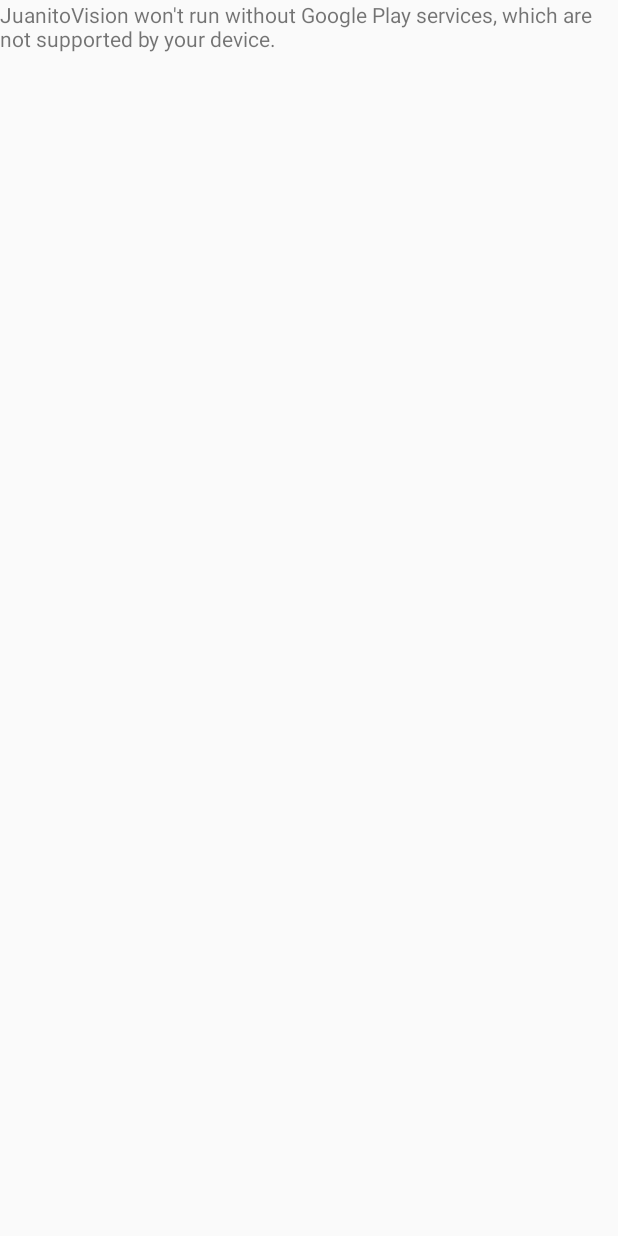
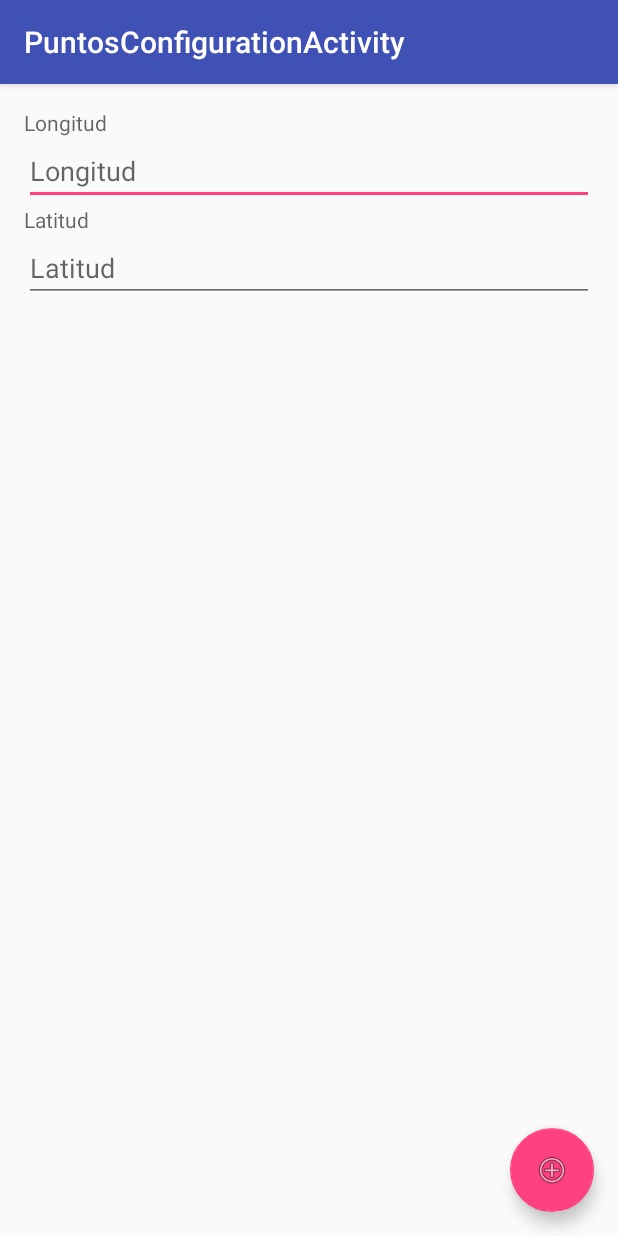
Before and after one commit to MariouzAl/JuanitoVision, an Android app: the screen it shows after launch (MapsActivity before the commit, PuntosConfigurationActivity after it), on a phone screen of 412 x 824 dp. Run offline under Robolectric (Android 15) with nearby library versions, the phone set to English and light mode, and no system bars.

Commit message:
FEATURE:  Punto activity Agregado

```diff
--- a/app/build.gradle
+++ b/app/build.gradle
@@ -24,4 +24,5 @@ dependencies {
     testCompile 'junit:junit:4.12'
     compile 'com.android.support:appcompat-v7:22.2.1'
     compile 'com.google.android.gms:play-services:6.5.87'
+    compile 'com.android.support:design:22.2.1'
 }
--- a/app/src/main/AndroidManifest.xml
+++ b/app/src/main/AndroidManifest.xml
@@ -7,8 +7,8 @@
          Google Maps Android API v2, but you must specify either coarse or fine
          location permissions for the 'MyLocation' functionality.
     -->
-    <uses-permission android:name="android.permission.ACCESS_NETWORK_STATE"/>
-    <uses-permission android:name="android.permission.INTERNET"/>
+    <uses-permission android:name="android.permission.ACCESS_NETWORK_STATE" />
+    <uses-permission android:name="android.permission.INTERNET" />
     <uses-permission android:name="android.permission.WRITE_EXTERNAL_STORAGE" />
     <uses-permission android:name="android.permission.ACCESS_FINE_LOCATION" />
 
@@ -34,11 +34,18 @@
         <activity
             android:name=".MapsActivity"
             android:label="@string/title_activity_maps">
+
+        </activity>
+        <activity
+            android:name=".PuntosConfigurationActivity"
+            android:label="@string/title_activity_puntos_configuration"
+            android:theme="@style/AppTheme.NoActionBar">
             <intent-filter>
                 <action android:name="android.intent.action.MAIN" />
 
                 <category android:name="android.intent.category.LAUNCHER" />
             </intent-filter>
+
         </activity>
     </application>
 
--- /dev/null
+++ b/app/src/main/java/mx/com/neus/juanitovision/PuntosConfigurationActivity.java
@@ -0,0 +1,37 @@
+package mx.com.neus.juanitovision;
+
+import android.os.Bundle;
+import android.support.design.widget.FloatingActionButton;
+import android.support.design.widget.Snackbar;
+import android.support.v7.app.AppCompatActivity;
+import android.support.v7.widget.AppCompatEditText;
+import android.support.v7.widget.Toolbar;
+import android.view.View;
+
+public class PuntosConfigurationActivity extends AppCompatActivity {
+    AppCompatEditText logitud;
+    AppCompatEditText latitud;
+    @Override
+    protected void onCreate(Bundle savedInstanceState) {
+
+        super.onCreate(savedInstanceState);
+        setContentView(R.layout.activity_puntos_configuration);
+        Toolbar toolbar = (Toolbar) findViewById(R.id.toolbar);
+        setSupportActionBar(toolbar);
+        logitud= (AppCompatEditText) findViewById(R.id.logitud);
+        latitud= (AppCompatEditText) findViewById(R.id.latitud);
+
+        FloatingActionButton fab = (FloatingActionButton) findViewById(R.id.fab);
+        fab.setOnClickListener(new View.OnClickListener() {
+            @Override
+            public void onClick(View view) {
+                String longitudText = logitud.getText().toString();
+                String latitudText = logitud.getText().toString();
+
+                Snackbar.make(view, "Longitud "+longitudText+" Latitud: "+ latitudText  , Snackbar.LENGTH_LONG)
+                        .setAction("Action", null).show();
+            }
+        });
+    }
+
+}
--- /dev/null
+++ b/app/src/main/res/layout/activity_puntos_configuration.xml
@@ -0,0 +1,34 @@
+<?xml version="1.0" encoding="utf-8"?>
+<android.support.design.widget.CoordinatorLayout xmlns:android="http://schemas.android.com/apk/res/android"
+    xmlns:app="http://schemas.android.com/apk/res-auto"
+    xmlns:tools="http://schemas.android.com/tools"
+    android:layout_width="match_parent"
+    android:layout_height="match_parent"
+    android:fitsSystemWindows="true"
+    tools:context="mx.com.neus.juanitovision.PuntosConfigurationActivity">
+
+    <android.support.design.widget.AppBarLayout
+        android:layout_width="match_parent"
+        android:layout_height="wrap_content"
+        android:theme="@style/AppTheme.AppBarOverlay">
+
+        <android.support.v7.widget.Toolbar
+            android:id="@+id/toolbar"
+            android:layout_width="match_parent"
+            android:layout_height="?attr/actionBarSize"
+            android:background="?attr/colorPrimary"
+            app:popupTheme="@style/AppTheme.PopupOverlay" />
+
+    </android.support.design.widget.AppBarLayout>
+
+    <include layout="@layout/content_puntos_configuration" />
+
+    <android.support.design.widget.FloatingActionButton
+        android:id="@+id/fab"
+        android:layout_width="wrap_content"
+        android:layout_height="wrap_content"
+        android:layout_gravity="bottom|end"
+        android:layout_margin="@dimen/fab_margin"
+        android:src="@android:drawable/ic_menu_add" />
+
+</android.support.design.widget.CoordinatorLayout>
--- /dev/null
+++ b/app/src/main/res/layout/content_puntos_configuration.xml
@@ -0,0 +1,42 @@
+<?xml version="1.0" encoding="utf-8"?>
+<LinearLayout xmlns:android="http://schemas.android.com/apk/res/android"
+    xmlns:app="http://schemas.android.com/apk/res-auto"
+    xmlns:tools="http://schemas.android.com/tools"
+    android:layout_width="match_parent"
+    android:layout_height="match_parent"
+    android:paddingBottom="@dimen/activity_vertical_margin"
+    android:paddingLeft="@dimen/activity_horizontal_margin"
+    android:paddingRight="@dimen/activity_horizontal_margin"
+    android:paddingTop="@dimen/activity_vertical_margin"
+    app:layout_behavior="@string/appbar_scrolling_view_behavior"
+    tools:context="mx.com.neus.juanitovision.PuntosConfigurationActivity"
+    tools:showIn="@layout/activity_puntos_configuration"
+    android:orientation="vertical"
+    >
+<android.support.v7.widget.AppCompatTextView
+    android:layout_width="match_parent"
+    android:layout_height="wrap_content"
+    android:hint="@string/logitud"/>
+
+    <android.support.v7.widget.AppCompatEditText
+        android:layout_width="match_parent"
+        android:layout_height="wrap_content"
+        android:id="@+id/logitud"
+        android:hint="@string/logitud"
+        android:inputType="numberDecimal"/>
+
+    <android.support.v7.widget.AppCompatTextView
+    android:layout_width="match_parent"
+    android:layout_height="wrap_content"
+        android:hint="@string/latitud"/>
+
+    <android.support.v7.widget.AppCompatEditText
+        android:layout_width="match_parent"
+        android:layout_height="wrap_content"
+        android:id="@+id/latitud"
+        android:hint="@string/latitud"
+        android:inputType="numberDecimal"
+        />
+
+
+</LinearLayout>
--- /dev/null
+++ b/app/src/main/res/values-v21/styles.xml
@@ -0,0 +1,9 @@
+<resources>>
+
+    <style name="AppTheme.NoActionBar">
+        <item name="windowActionBar">false</item>
+        <item name="windowNoTitle">true</item>
+        <item name="android:windowDrawsSystemBarBackgrounds">true</item>
+        <item name="android:statusBarColor">@android:color/transparent</item>
+    </style>
+</resources>
--- /dev/null
+++ b/app/src/main/res/values-w820dp/dimens.xml
@@ -0,0 +1,6 @@
+<resources>
+    <!-- Example customization of dimensions originally defined in res/values/dimens.xml
+         (such as screen margins) for screens with more than 820dp of available width. This
+         would include 7" and 10" devices in landscape (~960dp and ~1280dp respectively). -->
+    <dimen name="activity_horizontal_margin">64dp</dimen>
+</resources>
--- /dev/null
+++ b/app/src/main/res/values/dimens.xml
@@ -0,0 +1,6 @@
+<resources>
+    <!-- Default screen margins, per the Android Design guidelines. -->
+    <dimen name="activity_horizontal_margin">16dp</dimen>
+    <dimen name="activity_vertical_margin">16dp</dimen>
+    <dimen name="fab_margin">16dp</dimen>
+</resources>
--- a/app/src/main/res/values/strings.xml
+++ b/app/src/main/res/values/strings.xml
@@ -1,4 +1,7 @@
 <resources>
     <string name="app_name">JuanitoVision</string>
     <string name="title_activity_maps">Map</string>
+    <string name="title_activity_puntos_configuration">PuntosConfigurationActivity</string>
+    <string name="logitud">Longitud</string>
+    <string name="latitud">Latitud</string>
 </resources>
--- a/app/src/main/res/values/styles.xml
+++ b/app/src/main/res/values/styles.xml
@@ -8,4 +8,13 @@
         <item name="colorAccent">@color/colorAccent</item>
     </style>
 
+    <style name="AppTheme.NoActionBar">
+        <item name="windowActionBar">false</item>
+        <item name="windowNoTitle">true</item>
+    </style>
+
+    <style name="AppTheme.AppBarOverlay" parent="ThemeOverlay.AppCompat.Dark.ActionBar" />
+
+    <style name="AppTheme.PopupOverlay" parent="ThemeOverlay.AppCompat.Light" />
+
 </resources>
```
